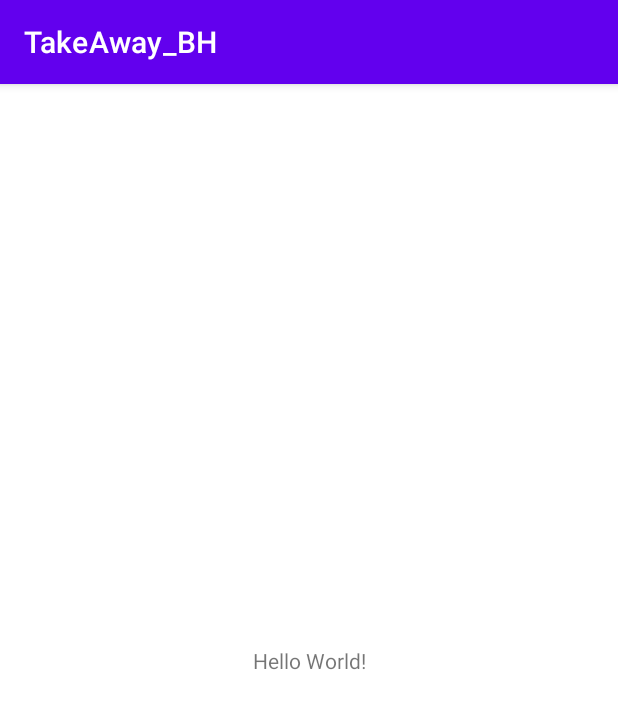
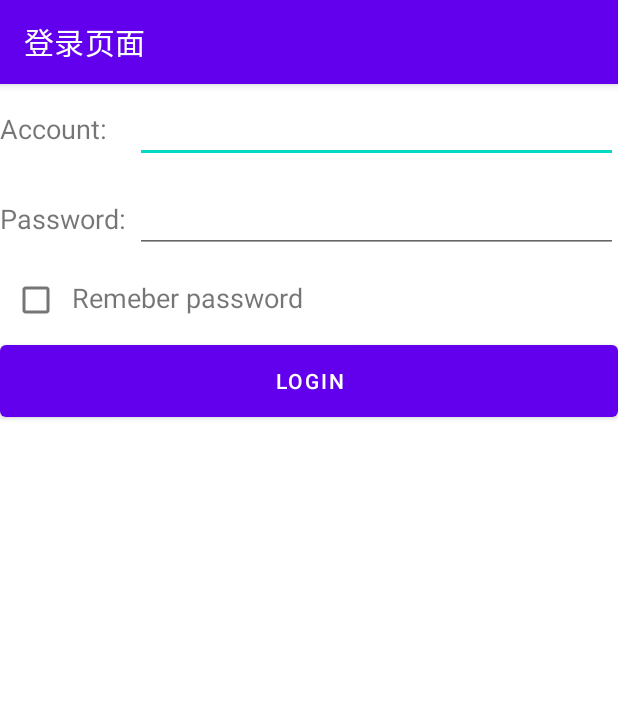
Before and after one commit to SgtPepperr/TakeAway_BH, an Android app: the screen it shows after launch (MainActivity before the commit, LoginActivity after it), on a phone screen of 412 x 824 dp. Shown: the top 709 px of the screen. Run offline under Robolectric (Android 15) with nearby library versions, the phone set to English and light mode, and no system bars.

Commit message:
增加了登录页面和强制下线模块

```diff
--- /dev/null
+++ b/app/src/main/java/com/example/takeaway_bh/ActivityCollector.java
@@ -0,0 +1,28 @@
+package com.example.takeaway_bh;
+
+import android.app.Activity;
+
+import java.util.ArrayList;
+import java.util.List;
+
+public class ActivityCollector {
+
+    public static List<Activity> activities = new ArrayList<>();
+
+    public static void addActivity(Activity activity) {
+        activities.add(activity);
+    }
+
+    public static void removeActivity(Activity activity) {
+        activities.remove(activity);
+    }
+
+    public static void finishAll() {
+        for (Activity activity : activities) {
+            if (!activity.isFinishing()) {
+                activity.finish();
+            }
+        }
+    }
+
+}
--- /dev/null
+++ b/app/src/main/java/com/example/takeaway_bh/BaseActivity.java
@@ -0,0 +1,68 @@
+package com.example.takeaway_bh;
+
+import android.app.AlertDialog;
+import android.content.BroadcastReceiver;
+import android.content.Context;
+import android.content.DialogInterface;
+import android.content.Intent;
+import android.content.IntentFilter;
+import android.os.Bundle;
+
+import androidx.appcompat.app.AppCompatActivity;
+
+public class BaseActivity extends AppCompatActivity {
+
+    private ForceOfflineReceiver receiver;
+
+    @Override
+    protected void onCreate(Bundle savedInstanceState) {
+        super.onCreate(savedInstanceState);
+        com.example.takeaway_bh.ActivityCollector.addActivity(this);
+    }
+
+    @Override
+    protected void onResume() {
+        super.onResume();
+        IntentFilter intentFilter = new IntentFilter();
+        intentFilter.addAction("com.example.takeaway_bh.FORCE_OFFLINE");
+        receiver = new ForceOfflineReceiver();
+        registerReceiver(receiver, intentFilter);
+    }
+
+    @Override
+    protected void onPause() {
+        super.onPause();
+        if (receiver != null) {
+            unregisterReceiver(receiver);
+            receiver = null;
+        }
+    }
+
+    @Override
+    protected void onDestroy() {
+        super.onDestroy();
+        com.example.takeaway_bh.ActivityCollector.removeActivity(this);
+    }
+
+    class ForceOfflineReceiver extends BroadcastReceiver {
+
+        @Override
+        public void onReceive(final Context context, Intent intent) {
+            AlertDialog.Builder builder = new AlertDialog.Builder(context);
+            builder.setTitle("Warning");
+            builder.setMessage("You are forced to be offline. Please try to login again.");
+            builder.setCancelable(false);
+            builder.setPositiveButton("OK", new DialogInterface.OnClickListener() {
+                @Override
+                public void onClick(DialogInterface dialog, int which) {
+                    com.example.takeaway_bh.ActivityCollector.finishAll(); // 销毁所有活动
+                    Intent intent = new Intent(context, com.example.takeaway_bh.LoginActivity.class);
+                    context.startActivity(intent); // 重新启动LoginActivity
+                }
+            });
+            builder.show();
+        }
+
+    }
+
+}
--- /dev/null
+++ b/app/src/main/java/com/example/takeaway_bh/LoginActivity.java
@@ -0,0 +1,73 @@
+package com.example.takeaway_bh;
+
+import android.content.Intent;
+import android.content.SharedPreferences;
+import android.os.Bundle;
+import android.preference.PreferenceManager;
+import android.view.View;
+import android.widget.Button;
+import android.widget.CheckBox;
+import android.widget.EditText;
+import android.widget.Toast;
+
+
+
+public class LoginActivity extends BaseActivity {
+
+    private SharedPreferences pref;
+
+    private SharedPreferences.Editor editor;
+
+    private EditText accountEdit;
+
+    private EditText passwordEdit;
+
+    private Button login;
+
+    private CheckBox remeberPass;
+
+    @Override
+    protected void onCreate(Bundle savedInstanceState) {
+        super.onCreate(savedInstanceState);
+        setContentView(R.layout.activity_login);
+        pref= PreferenceManager.getDefaultSharedPreferences(this);
+        accountEdit = (EditText) findViewById(R.id.account);
+        passwordEdit = (EditText) findViewById(R.id.password);
+        remeberPass=findViewById(R.id.remeber_pass);
+        login = (Button) findViewById(R.id.login);
+        boolean isRemember=pref.getBoolean("remember password",false);
+        if(isRemember){
+            String account=pref.getString("account","");
+            String password=pref.getString("password","");
+            accountEdit.setText(account);
+            passwordEdit.setText(password);
+            remeberPass.setChecked(true);
+        }
+        login.setOnClickListener(new View.OnClickListener() {
+            @Override
+            public void onClick(View v) {
+                String account = accountEdit.getText().toString();
+                String password = passwordEdit.getText().toString();
+                // 如果账号是admin且密码是123456，就认为登录成功
+                if (account.equals("admin") && password.equals("123456")) {
+                    editor=pref.edit();
+                    if(remeberPass.isChecked()){
+                        editor.putBoolean("remember password",true);
+                        editor.putString("account",account);
+                        editor.putString("password",password);
+                    }else{
+                        editor.clear();
+                    }
+                    editor.apply();
+                    Intent intent = new Intent(LoginActivity.this, com.example.takeaway_bh.MainActivity.class);
+                    startActivity(intent);
+                    finish();
+                } else {
+                    Toast.makeText(LoginActivity.this, "account or password is invalid",
+                            Toast.LENGTH_SHORT).show();
+                }
+            }
+        });
+    }
+
+}
--- /dev/null
+++ b/app/src/main/res/layout/activity_login.xml
@@ -0,0 +1,66 @@
+<?xml version="1.0" encoding="utf-8"?>
+<LinearLayout xmlns:android="http://schemas.android.com/apk/res/android"
+    android:orientation="vertical"
+    android:layout_width="match_parent"
+    android:layout_height="match_parent">
+
+    <LinearLayout
+        android:orientation="horizontal"
+        android:layout_width="match_parent"
+        android:layout_height="60dp">
+        <TextView
+            android:layout_width="90dp"
+            android:layout_height="wrap_content"
+            android:layout_gravity="center_vertical"
+            android:textSize="18sp"
+            android:text="Account:" />
+
+        <EditText
+            android:id="@+id/account"
+            android:layout_width="0dp"
+            android:layout_height="wrap_content"
+            android:layout_weight="1"
+            android:layout_gravity="center_vertical"/>
+    </LinearLayout>
+
+    <LinearLayout
+        android:orientation="horizontal"
+        android:layout_width="match_parent"
+        android:layout_height="60dp">
+        <TextView
+            android:layout_width="90dp"
+            android:layout_height="wrap_content"
+            android:layout_gravity="center_vertical"
+            android:textSize="18sp"
+            android:text="Password:" />
+
+        <EditText
+            android:id="@+id/password"
+            android:layout_width="0dp"
+            android:layout_height="wrap_content"
+            android:layout_weight="1"
+            android:layout_gravity="center_vertical"
+            android:inputType="textPassword" />
+    </LinearLayout>
+    <LinearLayout
+        android:orientation="horizontal"
+        android:layout_width="match_parent"
+        android:layout_height="wrap_content">
+        <CheckBox
+            android:id="@+id/remeber_pass"
+            android:layout_width="wrap_content"
+            android:layout_height="wrap_content"/>
+        <TextView
+            android:layout_width="wrap_content"
+            android:layout_height="wrap_content"
+            android:textSize="18sp"
+            android:text="Remeber password"/>
+    </LinearLayout>
+
+    <Button
+        android:id="@+id/login"
+        android:layout_width="match_parent"
+        android:layout_height="60dp"
+        android:text="Login" />
+
+</LinearLayout>
--- a/app/src/main/res/layout/activity_main.xml
+++ b/app/src/main/res/layout/activity_main.xml
@@ -6,13 +6,16 @@
     android:layout_height="match_parent"
     tools:context=".MainActivity">
 
-    <TextView
-        android:layout_width="wrap_content"
+    <Button
+        android:id="@+id/force_offline"
+        android:layout_width="match_parent"
         android:layout_height="wrap_content"
-        android:text="Hello World!"
-        app:layout_constraintBottom_toBottomOf="parent"
-        app:layout_constraintLeft_toLeftOf="parent"
-        app:layout_constraintRight_toRightOf="parent"
+        android:layout_marginStart="8dp"
+        android:layout_marginTop="8dp"
+        android:layout_marginEnd="8dp"
+        android:text="Send force offline broadcast"
+        app:layout_constraintEnd_toEndOf="parent"
+        app:layout_constraintStart_toStartOf="parent"
         app:layout_constraintTop_toTopOf="parent" />
 
 </androidx.constraintlayout.widget.ConstraintLayout>
--- a/app/src/main/res/values/colors.xml
+++ b/app/src/main/res/values/colors.xml
@@ -1,5 +1,8 @@
 <?xml version="1.0" encoding="utf-8"?>
 <resources>
+    <color name="colorPrimary">#3F51B5</color>
+    <color name="colorPrimaryDark">#303F9F</color>
+    <color name="colorAccent">#FF4081</color>
     <color name="purple_200">#FFBB86FC</color>
     <color name="purple_500">#FF6200EE</color>
     <color name="purple_700">#FF3700B3</color>
```
Also changed, not shown: app/src/main/AndroidManifest.xml (+5 -5 lines), app/src/main/java/com/example/takeaway_bh/MainActivity.java (+16 -5 lines), app/src/main/res/values/styles.xml (added, +11 -0 lines).
